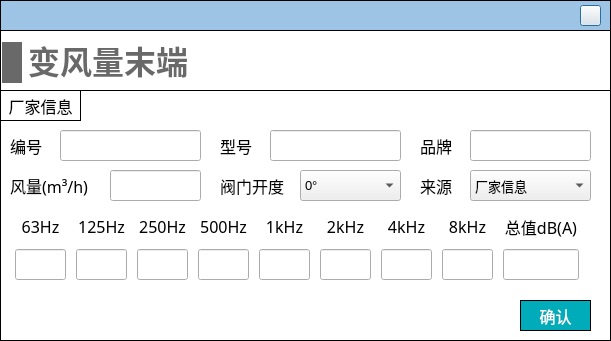
Old version of the form NoiseCalSoft/inputDialog/dialog_vav_terminal.ui in the repository haobana/NoiCal.
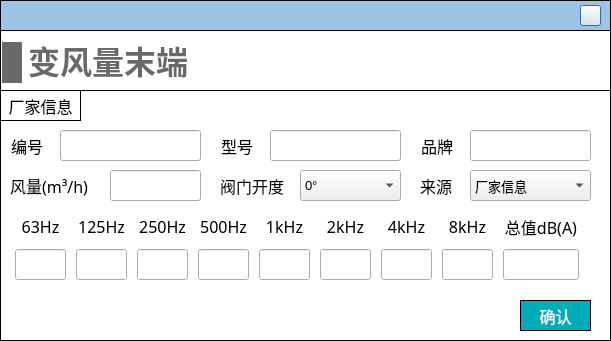
New version of the form. Icons and pictures are not drawn.

Diff of the .ui file:
```diff
--- a/NoiseCalSoft/inputDialog/dialog_vav_terminal.ui
+++ b/NoiseCalSoft/inputDialog/dialog_vav_terminal.ui
@@ -618,93 +618,6 @@
       <string>阀门开度</string>
      </property>
     </widget>
-    <widget class="QLabel" name="label_18">
-     <property name="geometry">
-      <rect>
-       <x>220</x>
-       <y>40</y>
-       <width>41</width>
-       <height>31</height>
-      </rect>
-     </property>
-     <property name="font">
-      <font>
-       <family>黑体</family>
-       <pointsize>-1</pointsize>
-      </font>
-     </property>
-     <property name="text">
-      <string>型号</string>
-     </property>
-    </widget>
-    <widget class="QLabel" name="label_5">
-     <property name="geometry">
-      <rect>
-       <x>420</x>
-       <y>40</y>
-       <width>41</width>
-       <height>31</height>
-      </rect>
-     </property>
-     <property name="font">
-      <font>
-       <family>黑体</family>
-       <pointsize>-1</pointsize>
-      </font>
-     </property>
-     <property name="text">
-      <string>品牌</string>
-     </property>
-    </widget>
-    <widget class="QLineEdit" name="lineEdit_number">
-     <property name="geometry">
-      <rect>
-       <x>60</x>
-       <y>40</y>
-       <width>141</width>
-       <height>31</height>
-      </rect>
-     </property>
-    </widget>
-    <widget class="QLabel" name="label_4">
-     <property name="geometry">
-      <rect>
-       <x>10</x>
-       <y>40</y>
-       <width>41</width>
-       <height>31</height>
-      </rect>
-     </property>
-     <property name="font">
-      <font>
-       <family>黑体</family>
-       <pointsize>-1</pointsize>
-      </font>
-     </property>
-     <property name="text">
-      <string>编号</string>
-     </property>
-    </widget>
-    <widget class="QLineEdit" name="lineEdit_model">
-     <property name="geometry">
-      <rect>
-       <x>270</x>
-       <y>40</y>
-       <width>131</width>
-       <height>31</height>
-      </rect>
-     </property>
-    </widget>
-    <widget class="QLineEdit" name="lineEdit_brand">
-     <property name="geometry">
-      <rect>
-       <x>470</x>
-       <y>40</y>
-       <width>121</width>
-       <height>31</height>
-      </rect>
-     </property>
-    </widget>
     <widget class="QLineEdit" name="lineEdit_air_volume">
      <property name="geometry">
       <rect>
@@ -878,6 +791,123 @@
       <set>Qt::AlignCenter</set>
      </property>
     </widget>
+    <widget class="QWidget" name="widget_number" native="true">
+     <property name="geometry">
+      <rect>
+       <x>10</x>
+       <y>40</y>
+       <width>191</width>
+       <height>31</height>
+      </rect>
+     </property>
+     <widget class="QLineEdit" name="lineEdit_number">
+      <property name="geometry">
+       <rect>
+        <x>50</x>
+        <y>0</y>
+        <width>141</width>
+        <height>31</height>
+       </rect>
+      </property>
+     </widget>
+     <widget class="QLabel" name="label_4">
+      <property name="geometry">
+       <rect>
+        <x>1</x>
+        <y>0</y>
+        <width>41</width>
+        <height>31</height>
+       </rect>
+      </property>
+      <property name="font">
+       <font>
+        <family>黑体</family>
+        <pointsize>-1</pointsize>
+       </font>
+      </property>
+      <property name="text">
+       <string>编号</string>
+      </property>
+     </widget>
+    </widget>
+    <widget class="QWidget" name="widget_model" native="true">
+     <property name="geometry">
+      <rect>
+       <x>220</x>
+       <y>40</y>
+       <width>181</width>
+       <height>31</height>
+      </rect>
+     </property>
+     <widget class="QLineEdit" name="lineEdit_model">
+      <property name="geometry">
+       <rect>
+        <x>50</x>
+        <y>0</y>
+        <width>131</width>
+        <height>31</height>
+       </rect>
+      </property>
+     </widget>
+     <widget class="QLabel" name="label_18">
+      <property name="geometry">
+       <rect>
+        <x>1</x>
+        <y>0</y>
+        <width>41</width>
+        <height>31</height>
+       </rect>
+      </property>
+      <property name="font">
+       <font>
+        <family>黑体</family>
+        <pointsize>-1</pointsize>
+       </font>
+      </property>
+      <property name="text">
+       <string>型号</string>
+      </property>
+     </widget>
+    </widget>
+    <widget class="QWidget" name="widget_brand" native="true">
+     <property name="geometry">
+      <rect>
+       <x>420</x>
+       <y>40</y>
+       <width>172</width>
+       <height>31</height>
+      </rect>
+     </property>
+     <widget class="QLineEdit" name="lineEdit_brand">
+      <property name="geometry">
+       <rect>
+        <x>50</x>
+        <y>0</y>
+        <width>121</width>
+        <height>31</height>
+       </rect>
+      </property>
+     </widget>
+     <widget class="QLabel" name="label_5">
+      <property name="geometry">
+       <rect>
+        <x>1</x>
+        <y>0</y>
+        <width>41</width>
+        <height>31</height>
+       </rect>
+      </property>
+      <property name="font">
+       <font>
+        <family>黑体</family>
+        <pointsize>-1</pointsize>
+       </font>
+      </property>
+      <property name="text">
+       <string>品牌</string>
+      </property>
+     </widget>
+    </widget>
    </widget>
    <widget class="QLabel" name="label_16">
     <property name="geometry">
```
